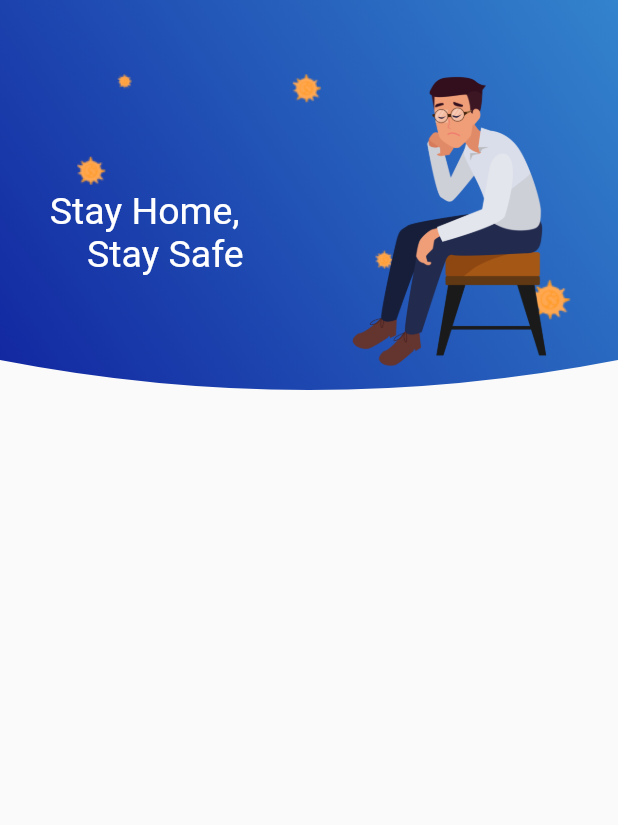
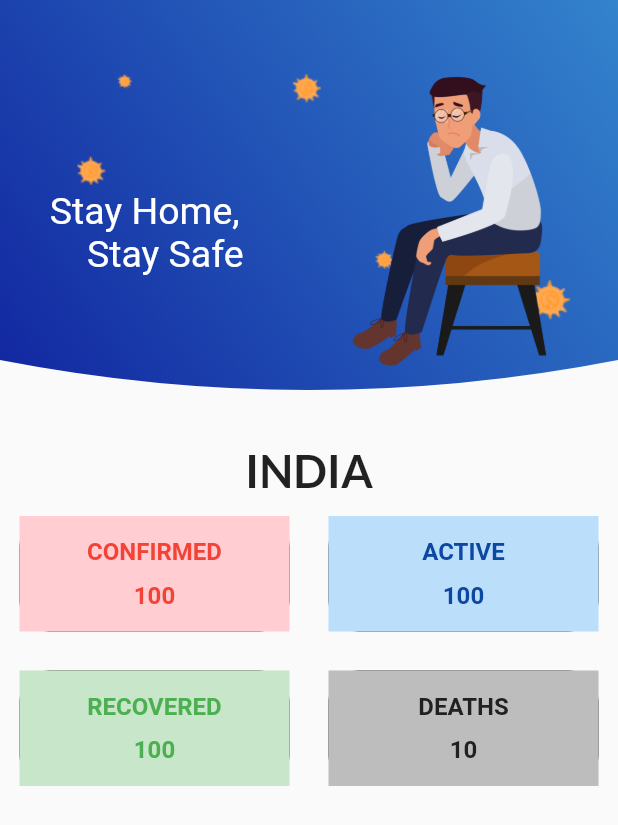
Before and after one commit to Ryan-0207/CovidTracker, a Flutter app: the screen it shows after launch, on a phone screen of 412 x 824 dp. Shown: the top 825 px of the screen. Run offline on Flutter 3.47's test engine with Material 2 defaults, Android fonts, the phone set to English and light mode, and no system bars; our stand-ins replace google_fonts.

```diff
--- a/lib/HomePage.dart
+++ b/lib/HomePage.dart
@@ -1,6 +1,7 @@
 import 'package:flutter/material.dart';
 import 'dart:convert';
 import 'package:http/http.dart' as http;
+import 'package:google_fonts/google_fonts.dart';
 
 class homepage extends StatefulWidget {
   @override
@@ -70,15 +71,55 @@ class _homepageState extends State<homepage> {
                                   image: AssetImage("assets/person1.png"),
                                 ),
                               ),
-                            )
+                            ),
+
                             // Image.asset("assets/person.png"),
                           ],
                         ),
-                      )
+                      ),
                     ],
                   ),
                 ),
-              )
+              ),
+              SizedBox(height: 15),
+              Container(
+                  child: Column(children: [
+                Text("INDIA",
+                    style: GoogleFonts.lato(
+                        fontSize: 30, fontWeight: FontWeight.bold)),
+                GridView(
+                  shrinkWrap: true,
+                  physics: NeverScrollableScrollPhysics(),
+                  gridDelegate: SliverGridDelegateWithFixedCrossAxisCount(
+                      crossAxisCount: 2, childAspectRatio: 2),
+                  children: <Widget>[
+                    StatusPanel(
+                      title: 'CONFIRMED',
+                      panelColor: Colors.red[100],
+                      textColor: Colors.red,
+                      count: '100',
+                    ),
+                    StatusPanel(
+                      title: 'ACTIVE',
+                      panelColor: Colors.blue[100],
+                      textColor: Colors.blue[900],
+                      count: '100',
+                    ),
+                    StatusPanel(
+                      title: 'RECOVERED',
+                      panelColor: Colors.green[100],
+                      textColor: Colors.green,
+                      count: '100',
+                    ),
+                    StatusPanel(
+                      title: 'DEATHS',
+                      panelColor: Colors.grey[400],
+                      textColor: Colors.grey[900],
+                      count: '10',
+                    ),
+                  ],
+                ),
+              ]))
             ],
           ),
         ),
@@ -104,3 +145,46 @@ class MyClipper extends CustomClipper<Path> {
     return false;
   }
 }
+
+class StatusPanel extends StatelessWidget {
+  final Color panelColor;
+  final Color textColor;
+  final String title;
+  final String count;
+
+  const StatusPanel(
+      {Key key, this.panelColor, this.textColor, this.title, this.count})
+      : super(key: key);
+
+  @override
+  Widget build(BuildContext context) {
+    double width = MediaQuery.of(context).size.width;
+
+    return Padding(
+      padding: const EdgeInsets.all(8.0),
+      child: Container(decoration: BoxDecoration(
+                      border: Border.all(width: 2, color: Colors.black),
+                      borderRadius: BorderRadius.circular(20)),
+        margin: EdgeInsets.all(5),
+        height: 80,
+        width: width / 2,
+        color: panelColor,
+        child: Column(
+      mainAxisAlignment: MainAxisAlignment.center,
+      children: <Widget>[
+        Text(
+        title,
+        style: TextStyle(
+      fontWeight: FontWeight.bold, fontSize: 16, color: textColor),
+        ),SizedBox(height:10),
+        Text(
+        count,
+        style: TextStyle(
+      fontSize: 16, fontWeight: FontWeight.bold, color: textColor),
+        )
+      ],
+        ),
+        ),
+    );
+  }
+}
--- a/pubspec.yaml
+++ b/pubspec.yaml
@@ -24,6 +24,7 @@ dependencies:
   http: ^0.13.3
   flutter:
     sdk: flutter
+  google_fonts:
 
 
   # The following adds the Cupertino Icons font to your application.
```
Also changed, not shown: pubspec.lock.
